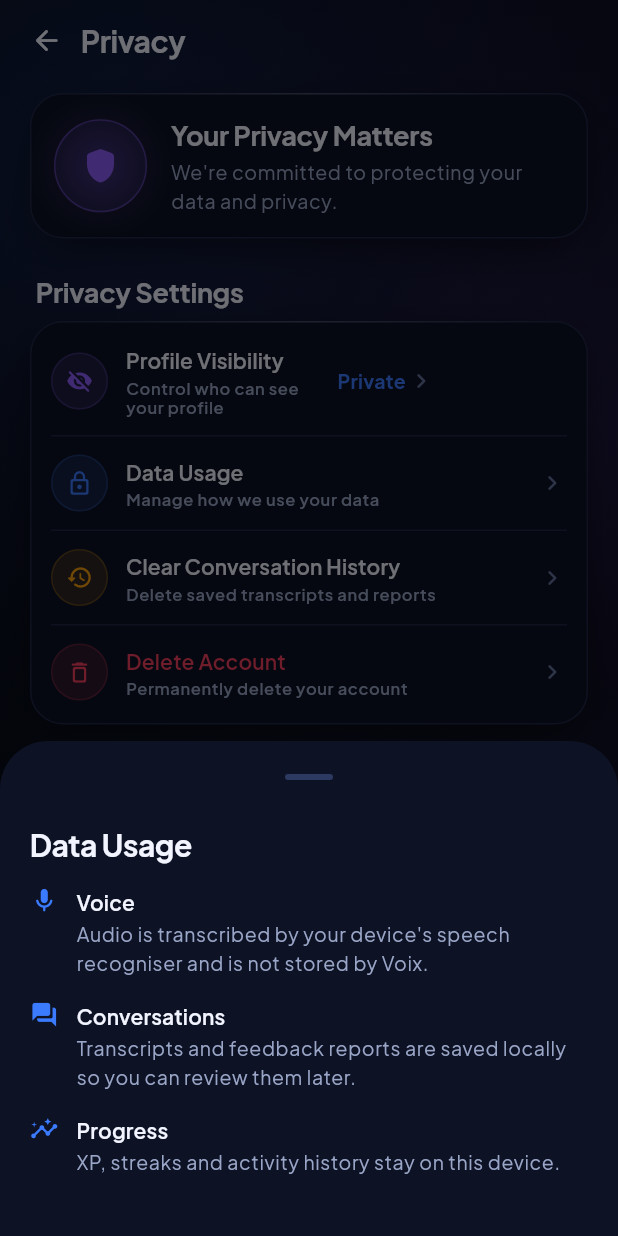
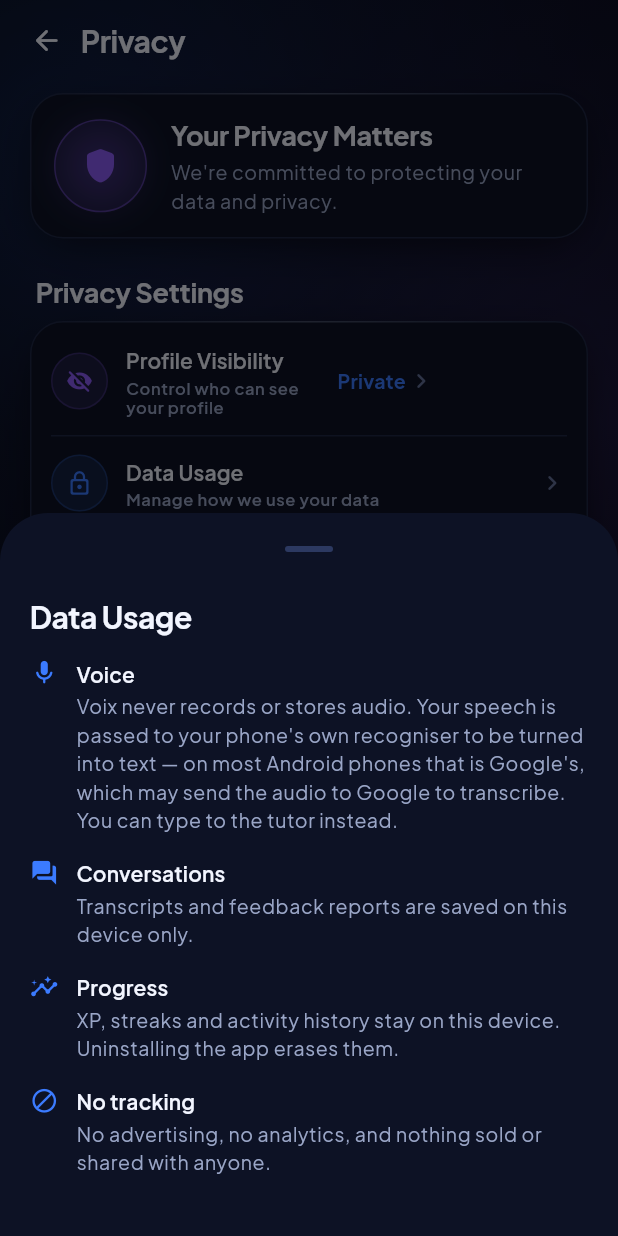
Before and after one commit to nagachaitanyanagachaitanya695-dot/Voix, a Flutter app: the PrivacyScreen widget shown alone on an empty page, opened directly, after a tap on "Data Usage", on a phone screen of 412 x 824 dp. Run offline on Flutter 3.47's test engine with Material 3 defaults, Android fonts, the phone set to English and light mode, and no system bars; our stand-ins replace cloud_firestore, firebase_auth, firebase_core, flutter_local_notifications, flutter_riverpod, flutter_timezone and 5 more; accounts and stored records are empty; generated files the repository leaves out were written again; statements that could not run were skipped.

Commit message:
Draft the privacy policy and correct the in-app data disclosure
Play will not accept a submission that requests RECORD_AUDIO without a
hosted privacy policy, so docs/PRIVACY_POLICY.md drafts one against what
the code actually does — audited rather than assumed: no analytics, no
ads, no crash reporting, no HTTP client, and audio never written to disk.

The section that matters is the microphone one. Voix genuinely never
records or stores audio, but SpeechService does not set onDevice, so the
stream goes to whatever recogniser the phone provides — usually Google's,
which may transmit it off-device. A policy that claimed the audio never
leaves the phone would be false, so it says this plainly and points at
typed input as the alternative.

The file ends with developer notes: GitHub Pages hosting steps, a
question-by-question mapping for Play's Data Safety form, and a list of
changes that would invalidate the policy — enabling the Anthropic backend
being the big one, since conversation text would then leave the device.

Also fixes the in-app Data Usage sheet, which claimed progress "stays on
this device". True today, false the moment Firebase is configured, and a
stale privacy claim is worse than none — it is now conditional on whether
the build actually syncs. The sheet gained a no-tracking row and honest
microphone wording, which made it long enough to clip on a short screen
at a large text scale, so it scrolls now.

Co-Authored-By: Claude Opus 5 <noreply@anthropic.com>
Claude-Session: https://claude.ai/code/session_01RZBxVg1eVRJ68ihQ6WdfJF

```diff
--- a/lib/features/profile/privacy_screen.dart
+++ b/lib/features/profile/privacy_screen.dart
@@ -6,6 +6,7 @@ import '../../core/theme/app_dimens.dart';
 import '../../core/utils/context_ext.dart';
 import '../../core/widgets/staggered.dart';
 import '../../data/repositories/auth_repository.dart';
+import '../../providers/app_providers.dart';
 import '../../providers/session_controller.dart';
 import '../../providers/user_controller.dart';
 import '../onboarding/onboarding_flow.dart';
@@ -47,7 +48,7 @@ class PrivacyScreen extends ConsumerWidget {
                 icon: Icons.lock_outline_rounded,
                 title: 'Data Usage',
                 subtitle: 'Manage how we use your data',
-                onTap: () => _showDataSheet(context),
+                onTap: () => _showDataSheet(context, ref),
               ),
               SettingsTile(
                 icon: Icons.history_rounded,
@@ -79,11 +80,21 @@ class PrivacyScreen extends ConsumerWidget {
     );
   }
 
-  void _showDataSheet(BuildContext context) {
+  void _showDataSheet(BuildContext context, WidgetRef ref) {
+    // What is true here depends on whether the build has a backend: with
+    // Firebase off, progress genuinely never leaves the phone. Saying so
+    // unconditionally would become a false privacy claim the moment an account
+    // is configured, which is the one kind of copy that must never go stale.
+    final syncing = ref.read(firebaseReadyProvider);
+
     showModalBottomSheet<void>(
       context: context,
+      // A modal sheet is capped at a fraction of the screen height, and this
+      // one is dense text that grows further at large accessibility text
+      // scales. Scrollable so it can never clip a privacy disclosure.
+      isScrollControlled: true,
       builder: (_) => SafeArea(
-        child: Padding(
+        child: SingleChildScrollView(
           padding: const EdgeInsets.fromLTRB(Gap.lg, Gap.xs, Gap.lg, Gap.xl),
           child: Column(
             mainAxisSize: MainAxisSize.min,
@@ -91,23 +102,39 @@ class PrivacyScreen extends ConsumerWidget {
             children: [
               Text('Data Usage', style: context.text.headlineSmall),
               Gap.h16,
-              for (final item in const [
+              for (final item in [
                 (
                   Icons.mic_rounded,
                   'Voice',
-                  'Audio is transcribed by your device\'s speech recogniser '
-                      'and is not stored by Voix.',
+                  'Voix never records or stores audio. Your speech is passed '
+                      'to your phone\'s own recogniser to be turned into text '
+                      '— on most Android phones that is Google\'s, which may '
+                      'send the audio to Google to transcribe. You can type '
+                      'to the tutor instead.',
                 ),
                 (
                   Icons.forum_rounded,
                   'Conversations',
-                  'Transcripts and feedback reports are saved locally so you '
-                      'can review them later.',
+                  syncing
+                      ? 'Transcripts and feedback reports are saved on this '
+                          'device and backed up to your account.'
+                      : 'Transcripts and feedback reports are saved on this '
+                          'device only.',
                 ),
                 (
                   Icons.insights_rounded,
                   'Progress',
-                  'XP, streaks and activity history stay on this device.',
+                  syncing
+                      ? 'XP, streaks and activity history are backed up to '
+                          'your account so a new phone restores them.'
+                      : 'XP, streaks and activity history stay on this device. '
+                          'Uninstalling the app erases them.',
+                ),
+                (
+                  Icons.block_rounded,
+                  'No tracking',
+                  'No advertising, no analytics, and nothing sold or shared '
+                      'with anyone.',
                 ),
               ])
                 Padding(
```
Also changed, not shown: 3 other files.
